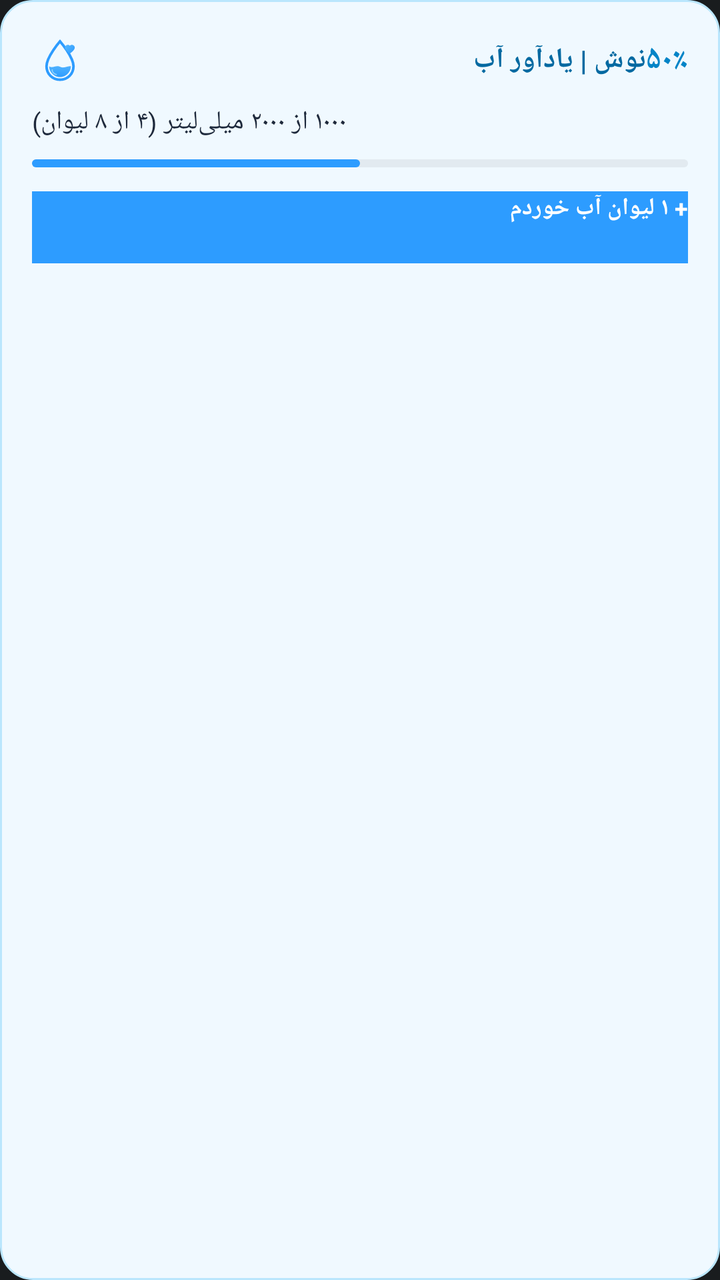
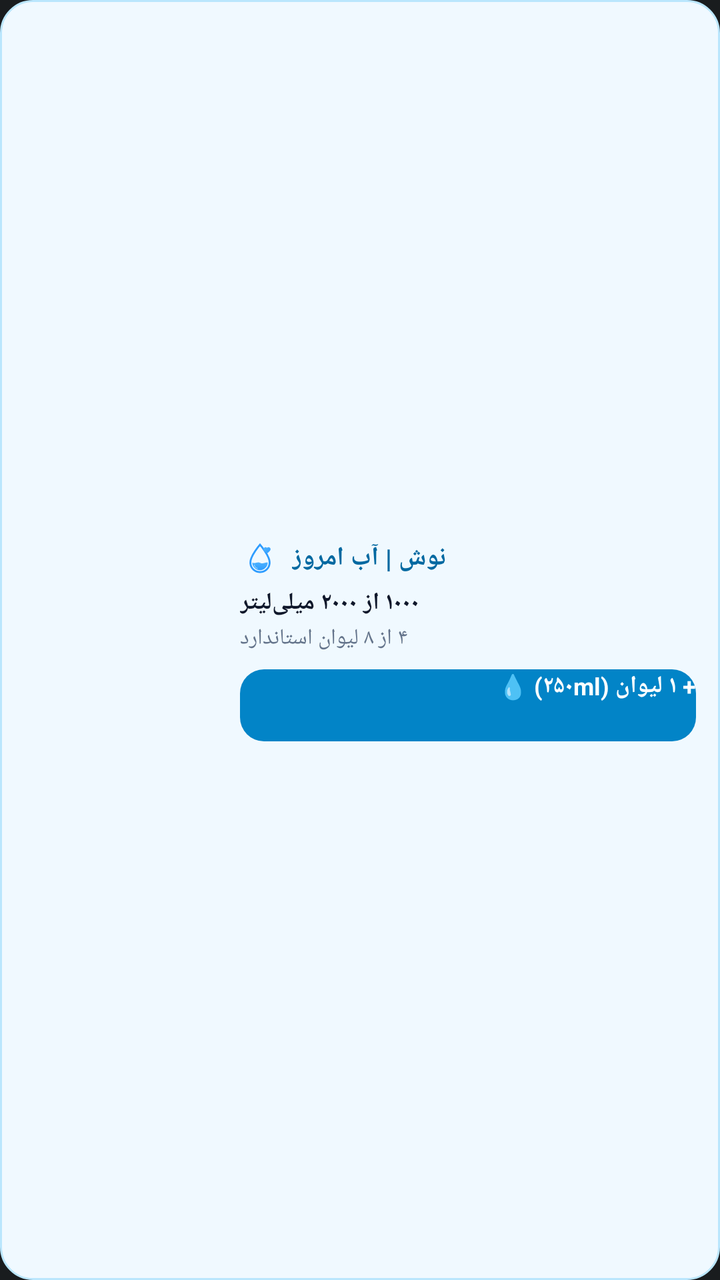

Screens rendered from an Android XML layout before and after an edit, with the pre-edit source and the edit as a unified diff.
<!-- AndroidManifest.xml: application theme Theme.MyApplication -->
<!-- res/layout/widget_water_progress.xml -->
<?xml version="1.0" encoding="utf-8"?>
<LinearLayout xmlns:android="http://schemas.android.com/apk/res/android"
    android:id="@+id/widget_progress_root"
    android:layout_width="match_parent"
    android:layout_height="match_parent"
    android:background="@drawable/bg_widget_card"
    android:orientation="vertical"
    android:padding="16dp">

    <LinearLayout
        android:layout_width="match_parent"
        android:layout_height="wrap_content"
        android:gravity="center_vertical"
        android:orientation="horizontal">

        <ImageView
            android:layout_width="28dp"
            android:layout_height="28dp"
            android:src="@drawable/ic_noosh_logo" />

        <TextView
            android:layout_width="0dp"
            android:layout_height="wrap_content"
            android:layout_weight="1"
            android:layout_marginStart="8dp"
            android:text="نوش | یادآور آب"
            android:textColor="#0369A1"
            android:textSize="14sp"
            android:textStyle="bold" />

        <TextView
            android:id="@+id/widget_progress_percent"
            android:layout_width="wrap_content"
            android:layout_height="wrap_content"
            android:text="۵۰٪"
            android:textColor="#0284C7"
            android:textSize="16sp"
            android:textStyle="bold" />
    </LinearLayout>

    <TextView
        android:id="@+id/widget_intake_text"
        android:layout_width="wrap_content"
        android:layout_height="wrap_content"
        android:layout_marginTop="8dp"
        android:text="۱۰۰۰ از ۲۰۰۰ میلی‌لیتر (۴ از ۸ لیوان)"
        android:textColor="#1E293B"
        android:textSize="13sp" />

    <ProgressBar
        android:id="@+id/widget_progress_bar"
        style="?android:attr/progressBarStyleHorizontal"
        android:layout_width="match_parent"
        android:layout_height="8dp"
        android:layout_marginTop="8dp"
        android:max="100"
        android:progress="50"
        android:progressTint="#2D9CFF" />

    <Button
        android:id="@+id/widget_btn_quick_add"
        android:layout_width="match_parent"
        android:layout_height="36dp"
        android:layout_marginTop="10dp"
        android:background="#2D9CFF"
        android:text="+ ۱ لیوان آب خوردم"
        android:textColor="#FFFFFF"
        android:textSize="12sp"
        android:textStyle="bold" />
</LinearLayout>
<!-- resources referenced by this layout -->
<resources>
  <!-- drawable bg_widget_card (drawable) -->
  <?xml version="1.0" encoding="utf-8"?>
  <shape xmlns:android="http://schemas.android.com/apk/res/android"
      android:shape="rectangle">
      <solid android:color="#F0F9FF" />
      <corners android:radius="16dp" />
      <stroke
          android:width="1dp"
          android:color="#BAE6FD" />
  </shape>
  <!-- drawable ic_noosh_logo (drawable) -->
  <?xml version="1.0" encoding="utf-8"?>
  <vector xmlns:android="http://schemas.android.com/apk/res/android"
      xmlns:aapt="http://schemas.android.com/aapt"
      android:width="96dp"
      android:height="96dp"
      android:viewportWidth="108"
      android:viewportHeight="108">
  
      
      <path
          android:pathData="M 54,18 C 54,18 28,48 28,66 C 28,81 39.5,92 54,92 C 68.5,92 80,81 80,66 C 80,48 54,18 54,18 Z"
          android:strokeWidth="5"
          android:strokeColor="#2D9CFF"
          android:fillColor="#00000000" />
  
      
      <path
          android:pathData="M 33,66 C 39,71 47,63 54,67 C 61,71 69,65 75,66 C 75,77 65.5,87 54,87 C 42.5,87 33,77 33,66 Z">
          <aapt:attr name="android:fillColor">
              <gradient
                  android:startX="54"
                  android:startY="60"
                  android:endX="54"
                  android:endY="87"
                  android:type="linear">
                  <item android:color="#56B7FF" android:offset="0.0" />
                  <item android:color="#2D9CFF" android:offset="1.0" />
              </gradient>
          </aapt:attr>
      </path>
  
      
      <path
          android:pathData="M 39,73 C 38,76 42,81 47,82"
          android:strokeWidth="2.2"
          android:strokeColor="#8ED3FF"
          android:strokeLineCap="round"
          android:fillColor="#00000000" />
  
      
      <path
          android:pathData="M 82,28 C 80,24 75,24 73,26.5 C 71,24 66,24 64,28 C 61.5,32.5 68.5,38.5 73,41.5 C 77.5,38.5 84.5,32.5 82,28 Z">
          <aapt:attr name="android:fillColor">
              <gradient
                  android:startX="64"
                  android:startY="24"
                  android:endX="82"
                  android:endY="42"
                  android:type="linear">
                  <item android:color="#56B7FF" android:offset="0.0" />
                  <item android:color="#2D9CFF" android:offset="1.0" />
              </gradient>
          </aapt:attr>
      </path>
  </vector>
  <style name="Theme.MyApplication" parent="android:Theme.DeviceDefault.NoActionBar" />
</resources>

<!-- the commit's change to res/layout/widget_water_progress.xml (unified diff, before → after) -->
@@ -4,67 +4,77 @@
     android:layout_width="match_parent"
     android:layout_height="match_parent"
     android:background="@drawable/bg_widget_card"
-    android:orientation="vertical"
-    android:padding="16dp">
+    android:orientation="horizontal"
+    android:gravity="center_vertical"
+    android:padding="12dp">
 
+    
+    <ImageView
+        android:id="@+id/widget_circular_chart"
+        android:layout_width="96dp"
+        android:layout_height="96dp"
+        android:contentDescription="نمودار دایره‌ای پیشرفت آب امروز"
+        android:scaleType="fitCenter" />
+
+    
     <LinearLayout
-        android:layout_width="match_parent"
+        android:layout_width="0dp"
         android:layout_height="wrap_content"
-        android:gravity="center_vertical"
-        android:orientation="horizontal">
+        android:layout_weight="1"
+        android:layout_marginStart="12dp"
+        android:orientation="vertical">
 
-        <ImageView
-            android:layout_width="28dp"
-            android:layout_height="28dp"
-            android:src="@drawable/ic_noosh_logo" />
+        <LinearLayout
+            android:layout_width="match_parent"
+            android:layout_height="wrap_content"
+            android:gravity="center_vertical"
+            android:orientation="horizontal">
+
+            <ImageView
+                android:layout_width="20dp"
+                android:layout_height="20dp"
+                android:src="@drawable/ic_noosh_logo" />
+
+            <TextView
+                android:layout_width="wrap_content"
+                android:layout_height="wrap_content"
+                android:layout_marginStart="6dp"
+                android:text="نوش | آب امروز"
+                android:textColor="#0369A1"
+                android:textSize="13sp"
+                android:textStyle="bold" />
+        </LinearLayout>
 
         <TextView
-            android:layout_width="0dp"
+            android:id="@+id/widget_intake_text"
+            android:layout_width="wrap_content"
             android:layout_height="wrap_content"
-            android:layout_weight="1"
-            android:layout_marginStart="8dp"
-            android:text="نوش | یادآور آب"
-            android:textColor="#0369A1"
-            android:textSize="14sp"
+            android:layout_marginTop="4dp"
+            android:text="۱۰۰۰ از ۲۰۰۰ میلی‌لیتر"
+            android:textColor="#0F172A"
+            android:textSize="12sp"
             android:textStyle="bold" />
 
         <TextView
-            android:id="@+id/widget_progress_percent"
+            android:id="@+id/widget_glasses_text"
             android:layout_width="wrap_content"
             android:layout_height="wrap_content"
-            android:text="۵۰٪"
-            android:textColor="#0284C7"
-            android:textSize="16sp"
+            android:layout_marginTop="2dp"
+            android:text="۴ از ۸ لیوان استاندارد"
+            android:textColor="#64748B"
+            android:textSize="11sp" />
+
+        
+        <Button
+            android:id="@+id/widget_btn_quick_add"
+            android:layout_width="match_parent"
+            android:layout_height="36dp"
+            android:layout_marginTop="8dp"
+            android:background="@drawable/bg_widget_quick_btn"
+            android:text="+ ۱ لیوان (۲۵۰ml) 💧"
+            android:textColor="#FFFFFF"
+            android:textSize="12sp"
             android:textStyle="bold" />
     </LinearLayout>
 
-    <TextView
-        android:id="@+id/widget_intake_text"
-        android:layout_width="wrap_content"
-        android:layout_height="wrap_content"
-        android:layout_marginTop="8dp"
-        android:text="۱۰۰۰ از ۲۰۰۰ میلی‌لیتر (۴ از ۸ لیوان)"
-        android:textColor="#1E293B"
-        android:textSize="13sp" />
-
-    <ProgressBar
-        android:id="@+id/widget_progress_bar"
-        style="?android:attr/progressBarStyleHorizontal"
-        android:layout_width="match_parent"
-        android:layout_height="8dp"
-        android:layout_marginTop="8dp"
-        android:max="100"
-        android:progress="50"
-        android:progressTint="#2D9CFF" />
-
-    <Button
-        android:id="@+id/widget_btn_quick_add"
-        android:layout_width="match_parent"
-        android:layout_height="36dp"
-        android:layout_marginTop="10dp"
-        android:background="#2D9CFF"
-        android:text="+ ۱ لیوان آب خوردم"
-        android:textColor="#FFFFFF"
-        android:textSize="12sp"
-        android:textStyle="bold" />
 </LinearLayout>
<!-- resource entries referenced after the edit -->
@@ -9,6 +9,13 @@
       <stroke
           android:width="1dp"
           android:color="#BAE6FD" />
+  </shape>
+  <!-- drawable bg_widget_quick_btn (drawable) -->
+  <?xml version="1.0" encoding="utf-8"?>
+  <shape xmlns:android="http://schemas.android.com/apk/res/android"
+      android:shape="rectangle">
+      <solid android:color="#0284C7" />
+      <corners android:radius="12dp" />
   </shape>
   <!-- drawable ic_noosh_logo (drawable) -->
   <?xml version="1.0" encoding="utf-8"?>
